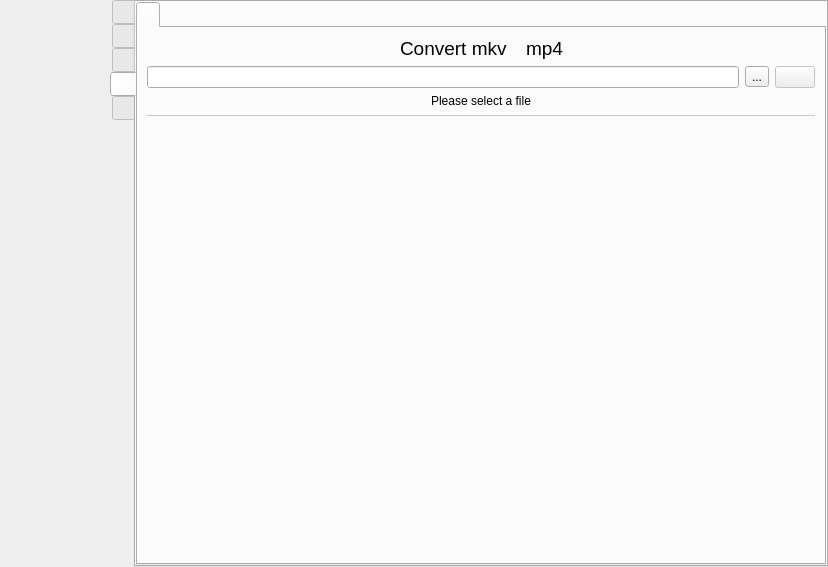
First picture: the form in src/wayland/formMainWindow_wl.ui, repository rusbomber/vokoscreenNG, before the edit.
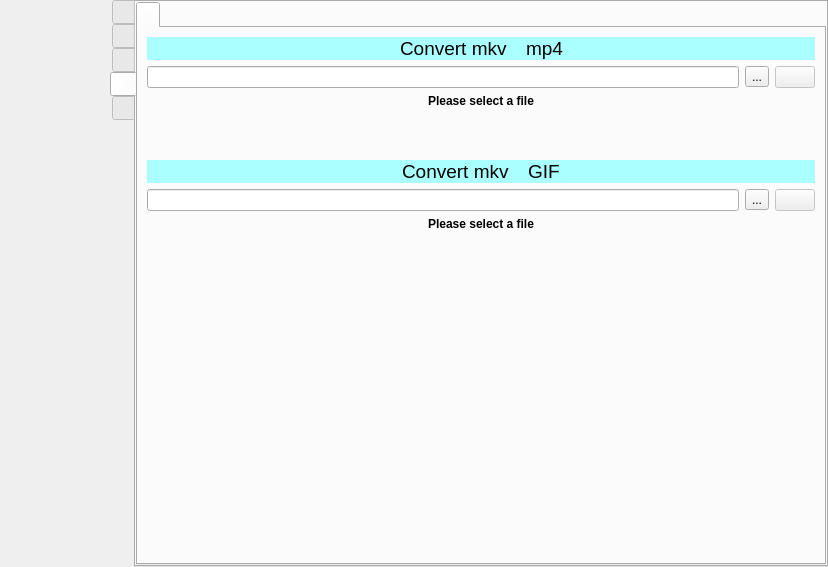
Second picture: the form after the edit. The open tabs and pages were chosen to show the change. Icons and pictures are not drawn.

```diff
--- a/src/wayland/formMainWindow_wl.ui
+++ b/src/wayland/formMainWindow_wl.ui
@@ -2884,6 +2884,27 @@
              </attribute>
              <layout class="QVBoxLayout" name="verticalLayout_23">
               <item>
+               <widget class="QFrame" name="frame">
+                <property name="styleSheet">
+                 <string notr="true">background-color: rgb(170, 255, 255);</string>
+                </property>
+                <layout class="QHBoxLayout" name="horizontalLayout_24">
+                 <property name="spacing">
+                  <number>6</number>
+                 </property>
+                 <property name="leftMargin">
+                  <number>0</number>
+                 </property>
+                 <property name="topMargin">
+                  <number>0</number>
+                 </property>
+                 <property name="rightMargin">
+                  <number>0</number>
+                 </property>
+                 <property name="bottomMargin">
+                  <number>0</number>
+                 </property>
+                 <item>
                <layout class="QHBoxLayout" name="horizontalLayout_18">
                 <item>
                  <spacer name="horizontalSpacer_10">
@@ -2956,6 +2977,9 @@
                 </item>
                </layout>
               </item>
+                </layout>
+               </widget>
+              </item>
               <item>
                <layout class="QVBoxLayout" name="verticalLayout_24">
                 <item>
@@ -3022,6 +3046,11 @@
                        <verstretch>0</verstretch>
                       </sizepolicy>
                      </property>
+                     <property name="font">
+                      <font>
+                       <bold>true</bold>
+                      </font>
+                     </property>
                      <property name="text">
                       <string notr="true">Please select a file</string>
                      </property>
@@ -3033,16 +3062,33 @@
                </layout>
               </item>
               <item>
-               <widget class="Line" name="line_10">
+               <widget class="QFrame" name="frame_4">
+                <property name="maximumSize">
+                 <size>
+                  <width>16777215</width>
+                  <height>3</height>
+                 </size>
+                </property>
                 <property name="styleSheet">
-                 <string notr="true">color: rgb(200, 200, 200);</string>
+                 <string notr="true">background-color: rgb(170, 170, 127);</string>
                 </property>
-                <property name="frameShadow">
-                 <enum>QFrame::Plain</enum>
-                </property>
-                <property name="orientation">
-                 <enum>Qt::Horizontal</enum>
-                </property>
+                <layout class="QHBoxLayout" name="horizontalLayout_27">
+                 <property name="spacing">
+                  <number>0</number>
+                 </property>
+                 <property name="leftMargin">
+                  <number>0</number>
+                 </property>
+                 <property name="topMargin">
+                  <number>0</number>
+                 </property>
+                 <property name="rightMargin">
+                  <number>0</number>
+                 </property>
+                 <property name="bottomMargin">
+                  <number>0</number>
+                 </property>
+                </layout>
                </widget>
               </item>
               <item>
@@ -3061,6 +3107,181 @@
                 </property>
                </spacer>
               </item>
+              <item>
+               <widget class="QFrame" name="frame_3">
+                <property name="styleSheet">
+                 <string notr="true">background-color: rgb(170, 255, 255);</string>
+                </property>
+                <layout class="QHBoxLayout" name="horizontalLayout_26">
+                 <property name="leftMargin">
+                  <number>0</number>
+                 </property>
+                 <property name="topMargin">
+                  <number>0</number>
+                 </property>
+                 <property name="rightMargin">
+                  <number>0</number>
+                 </property>
+                 <property name="bottomMargin">
+                  <number>0</number>
+                 </property>
+                 <item>
+                  <layout class="QHBoxLayout" name="horizontalLayout_3">
+                   <item>
+                    <spacer name="horizontalSpacer_11">
+                     <property name="orientation">
+                      <enum>Qt::Horizontal</enum>
+                     </property>
+                     <property name="sizeHint" stdset="0">
+                      <size>
+                       <width>40</width>
+                       <height>20</height>
+                      </size>
+                     </property>
+                    </spacer>
+                   </item>
+                   <item>
+                    <widget class="QLabel" name="label_7">
+                     <property name="font">
+                      <font>
+                       <pointsize>14</pointsize>
+                      </font>
+                     </property>
+                     <property name="text">
+                      <string notr="true">Convert mkv</string>
+                     </property>
+                    </widget>
+                   </item>
+                   <item>
+                    <widget class="QLabel" name="label_8">
+                     <property name="maximumSize">
+                      <size>
+                       <width>22</width>
+                       <height>15</height>
+                      </size>
+                     </property>
+                     <property name="text">
+                      <string notr="true"/>
+                     </property>
+                     <property name="pixmap">
+                      <pixmap resource="../screencast.qrc">:/pictures/convert/convertTo.png</pixmap>
+                     </property>
+                     <property name="scaledContents">
+                      <bool>true</bool>
+                     </property>
+                    </widget>
+                   </item>
+                   <item>
+                    <widget class="QLabel" name="label_9">
+                     <property name="font">
+                      <font>
+                       <pointsize>14</pointsize>
+                      </font>
+                     </property>
+                     <property name="text">
+                      <string>GIF</string>
+                     </property>
+                    </widget>
+                   </item>
+                   <item>
+                    <spacer name="horizontalSpacer_17">
+                     <property name="orientation">
+                      <enum>Qt::Horizontal</enum>
+                     </property>
+                     <property name="sizeHint" stdset="0">
+                      <size>
+                       <width>40</width>
+                       <height>20</height>
+                      </size>
+                     </property>
+                    </spacer>
+                   </item>
+                  </layout>
+                 </item>
+                </layout>
+               </widget>
+              </item>
+              <item>
+               <layout class="QVBoxLayout" name="verticalLayout_25">
+                <item>
+                 <layout class="QHBoxLayout" name="horizontalLayout_21">
+                  <item>
+                   <widget class="QLineEdit" name="lineEditConvert_2">
+                    <property name="text">
+                     <string notr="true"/>
+                    </property>
+                    <property name="readOnly">
+                     <bool>true</bool>
+                    </property>
+                   </widget>
+                  </item>
+                  <item>
+                   <widget class="QToolButton" name="toolButton_convert_dialog_mkv_to_mp4_2">
+                    <property name="text">
+                     <string notr="true">...</string>
+                    </property>
+                   </widget>
+                  </item>
+                  <item>
+                   <widget class="QPushButton" name="pushButton_convert_mp4_2">
+                    <property name="enabled">
+                     <bool>false</bool>
+                    </property>
+                    <property name="text">
+                     <string notr="true"/>
+                    </property>
+                    <property name="icon">
+                     <iconset resource="../screencast.qrc">
+                      <normaloff>:/pictures/screencast/accept.png</normaloff>:/pictures/screencast/accept.png</iconset>
+                    </property>
+                   </widget>
+                  </item>
+                 </layout>
+                </item>
+                <item>
+                 <widget class="QWidget" name="widget_convert_MP4_2" native="true">
+                  <property name="styleSheet">
+                   <string notr="true"/>
+                  </property>
+                  <layout class="QHBoxLayout" name="horizontalLayout_22">
+                   <property name="spacing">
+                    <number>0</number>
+                   </property>
+                   <property name="leftMargin">
+                    <number>0</number>
+                   </property>
+                   <property name="topMargin">
+                    <number>0</number>
+                   </property>
+                   <property name="rightMargin">
+                    <number>0</number>
+                   </property>
+                   <property name="bottomMargin">
+                    <number>0</number>
+                   </property>
+                   <item alignment="Qt::AlignHCenter">
+                    <widget class="QLabel" name="label_convert_MP4_2">
+                     <property name="sizePolicy">
+                      <sizepolicy hsizetype="MinimumExpanding" vsizetype="Preferred">
+                       <horstretch>0</horstretch>
+                       <verstretch>0</verstretch>
+                      </sizepolicy>
+                     </property>
+                     <property name="font">
+                      <font>
+                       <bold>true</bold>
+                      </font>
+                     </property>
+                     <property name="text">
+                      <string notr="true">Please select a file</string>
+                     </property>
+                    </widget>
+                   </item>
+                  </layout>
+                 </widget>
+                </item>
+               </layout>
+              </item>
               <item>
                <layout class="QHBoxLayout" name="horizontalLayout_6">
                 <item>
```
Left out of the diff: 4 changed lines with no effect on the pictures. Lines whose indentation alone changed are shown as unchanged.
